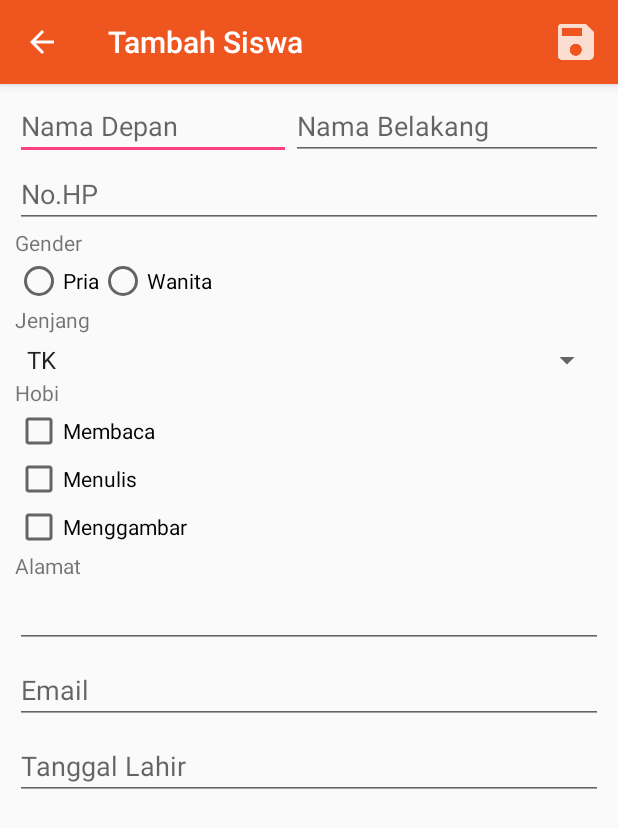
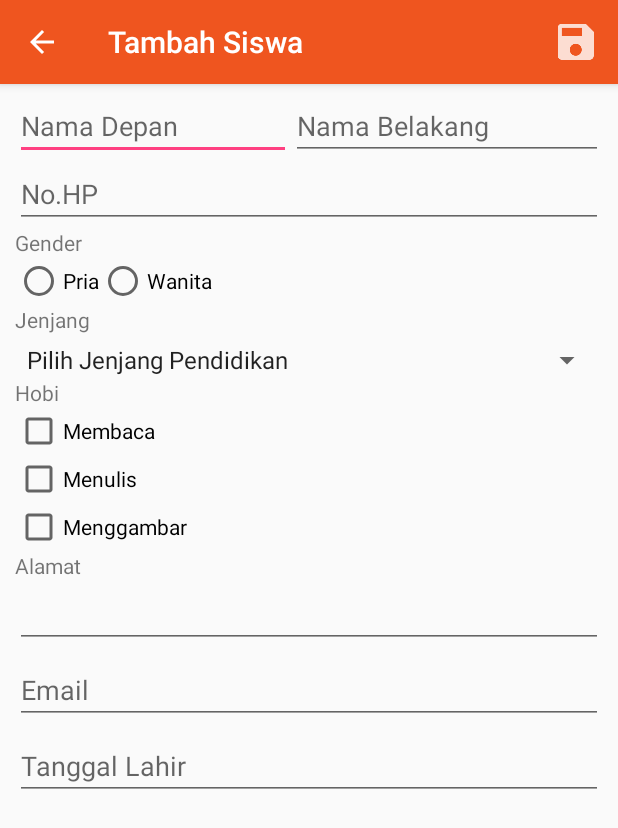
Before and after one commit to faizainur/SekolahKu, an Android app: the screen it shows after launch (FormActvity), after a tap on "Tambah Siswa", on a phone screen of 412 x 824 dp. Shown: the top 828 px of the screen. Run offline under Robolectric (Android 15) with nearby library versions, the phone set to English and light mode, and no system bars.

Commit message:
Ninth Commit

```diff
--- a/app/src/main/AndroidManifest.xml
+++ b/app/src/main/AndroidManifest.xml
@@ -20,10 +20,6 @@
         <activity android:name=".FormActvity"
             android:label="Tambah Siswa"
             android:parentActivityName=".ListActivity">
-            <!--<intent-filter>-->
-                <!--<action android:name="android.intent.action.MAIN" />-->
-                <!--<category android:name="android.intent.category.LAUNCHER" />-->
-            <!--</intent-filter>-->
         </activity>
     </application>
 
--- a/app/src/main/java/com/jurnalit/sekolahku/ListActivity.java
+++ b/app/src/main/java/com/jurnalit/sekolahku/ListActivity.java
@@ -6,6 +6,8 @@ import android.os.Bundle;
 import android.util.Log;
 import android.view.Menu;
 import android.view.MenuItem;
+import android.widget.ArrayAdapter;
+import android.widget.ListView;
 
 import com.jurnalit.sekolahku.database.StudentDataSource;
 import com.jurnalit.sekolahku.model.Student;
@@ -21,14 +23,20 @@ public class ListActivity extends AppCompatActivity {
     Student student = new Student();
     // Deklarasi List<Student> untuk memgang value array dari database
     List<Student> studentList = new ArrayList<>();
+    //Deklarasi view
+    ListView listView;
+
     @Override
     protected void onCreate(Bundle savedInstanceState) {
         super.onCreate(savedInstanceState);
         setContentView(R.layout.activity_list);
 
+        // Casting list view
+        listView = findViewById(R.id.lv_students);
         dataSource.open();
         studentList = dataSource.getAllStudent();
-        Log.d("ListActivity", "studentList" + studentList.size());
+        Log.d("ListActivity", "studentList " + studentList.size());
+        getData();
         dataSource.close();
     }
 
@@ -48,4 +56,17 @@ public class ListActivity extends AppCompatActivity {
 
         return super.onOptionsItemSelected(item);
     }
+    private void getData(){
+        List<Student>studentList = dataSource.getAllStudent();
+
+        List<String> studentData = new ArrayList<>();
+        for (int i = 0; i < studentList.size(); i++){
+            student = studentList.get(i);
+            studentData.add(student.getNamaDepan() + " " + student.getNamaBelakang());
+        }
+
+        ArrayAdapter<String> adapter = new ArrayAdapter<>(ListActivity.this,
+                android.R.layout.simple_list_item_1, studentData);
+        listView.setAdapter(adapter);
+    }
 }
--- a/app/src/main/res/layout/activity_list.xml
+++ b/app/src/main/res/layout/activity_list.xml
@@ -8,6 +8,7 @@
     android:orientation="vertical">
 
     <ListView
+        android:id="@+id/lv_students"
         android:layout_width="match_parent"
         android:layout_height="match_parent">
     </ListView>
--- a/app/src/main/res/values/strings.xml
+++ b/app/src/main/res/values/strings.xml
@@ -3,6 +3,7 @@
     <string name="HelloText">This is my first App,  </string>
     <string name="HelloButton">Add</string>
     <string-array name="pendidikan">
+        <item>Pilih Jenjang Pendidikan</item>
         <item>TK</item>
         <item>SD</item>
         <item>SMP</item>
```
Also changed, not shown: app/src/main/res/drawable-hdpi/ic_action.png (added), app/src/main/res/drawable-mdpi/ic_action.png (added), app/src/main/res/drawable-xhdpi/ic_action.png (added), app/src/main/res/drawable-xxhdpi/ic_action.png (added).
